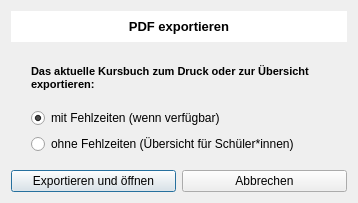
Qt form pdfdialog.ui (pyphil/Kursbuch) before a commit.
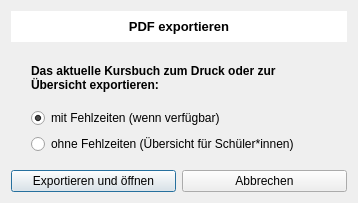
The same form after that commit. Icons and pictures are not drawn.

Commit message: font pdfdialog

Patch:
```diff
--- a/pdfdialog.ui
+++ b/pdfdialog.ui
@@ -59,7 +59,6 @@
       <widget class="QLabel" name="label_2">
        <property name="font">
         <font>
-         <pointsize>8</pointsize>
          <weight>75</weight>
          <italic>false</italic>
          <bold>true</bold>
```
The commit also changes 1 other file.
